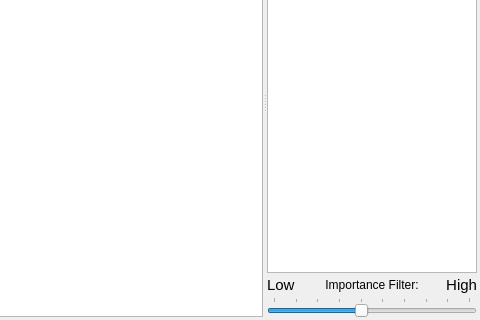
Above: gui/manager/ui_logwidget.ui from Ulm-IQO/qudi before the change; both pictures show x 153 to 633 and y 117 to 437 of the 633 by 437 pixel window. Below: the same form after it.
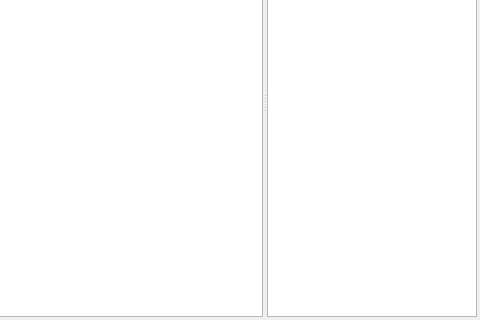
That is the form after the change. Custom widgets are drawn as their Qt base class.

Patch:
```diff
--- a/gui/manager/ui_logwidget.ui
+++ b/gui/manager/ui_logwidget.ui
@@ -229,85 +229,18 @@
             <set>ItemIsUserCheckable|ItemIsEnabled</set>
            </property>
           </item>
-         </item>
-        </widget>
-       </item>
-       <item>
-        <layout class="QHBoxLayout" name="horizontalLayout">
-         <property name="spacing">
-          <number>0</number>
-         </property>
-         <item>
-          <widget class="QLabel" name="label_2">
-           <property name="font">
-            <font>
-             <pointsize>11</pointsize>
-            </font>
-           </property>
+          <item>
            <property name="text">
-            <string>Low</string>
+            <string>critical</string>
            </property>
-           <property name="indent">
-            <number>0</number>
+           <property name="checkState">
+            <enum>Checked</enum>
            </property>
-          </widget>
-         </item>
-         <item>
-          <widget class="QLabel" name="label">
-           <property name="text">
-            <string>Importance Filter:</string>
+           <property name="flags">
+            <set>ItemIsUserCheckable|ItemIsEnabled</set>
            </property>
-           <property name="alignment">
-            <set>Qt::AlignCenter</set>
-           </property>
-          </widget>
+          </item>
          </item>
-         <item>
-          <widget class="QLabel" name="label_3">
-           <property name="font">
-            <font>
-             <pointsize>11</pointsize>
-            </font>
-           </property>
-           <property name="text">
-            <string>High</string>
-           </property>
-           <property name="alignment">
-            <set>Qt::AlignRight|Qt::AlignTrailing|Qt::AlignVCenter</set>
-           </property>
-          </widget>
-         </item>
-        </layout>
-       </item>
-       <item>
-        <widget class="QSlider" name="importanceSlider">
-         <property name="sizePolicy">
-          <sizepolicy hsizetype="Expanding" vsizetype="Fixed">
-           <horstretch>0</horstretch>
-           <verstretch>0</verstretch>
-          </sizepolicy>
-         </property>
-         <property name="maximum">
-          <number>9</number>
-         </property>
-         <property name="pageStep">
-          <number>0</number>
-         </property>
-         <property name="value">
-          <number>4</number>
-         </property>
-         <property name="tracking">
-          <bool>true</bool>
-         </property>
-         <property name="orientation">
-          <enum>Qt::Horizontal</enum>
-         </property>
-         <property name="tickPosition">
-          <enum>QSlider::TicksAbove</enum>
-         </property>
-         <property name="tickInterval">
-          <number>1</number>
-         </property>
         </widget>
        </item>
       </layout>
```
Left out of the diff: 24 changed lines with no effect on the pictures.
